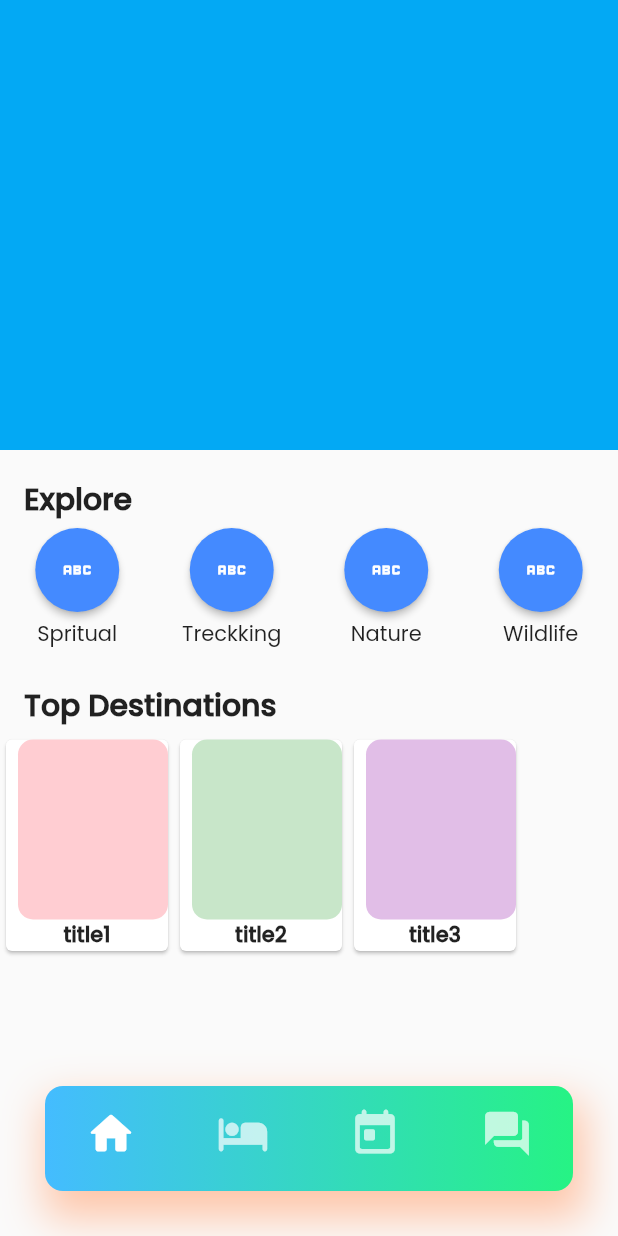
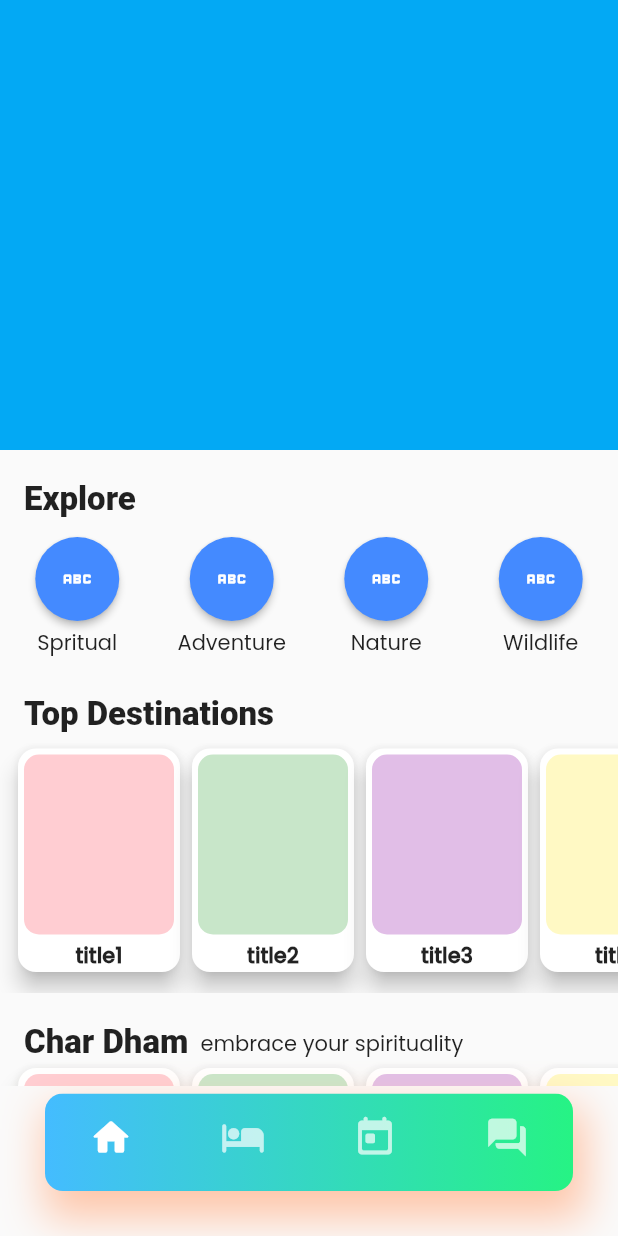
Before and after one commit to Tanay-Dwivedi/e-dhamYatra, a Flutter app: the screen it shows after launch, on a phone screen of 412 x 824 dp. Run offline on Flutter 3.47's test engine with Material 2 defaults, Android fonts, the phone set to English and light mode, and no system bars; Roboto replaces fonts that are missing (Poppins-Bold).

Commit message:
Cards Row for Chardham and top destinations

```diff
--- a/lib/main.dart
+++ b/lib/main.dart
@@ -30,7 +30,7 @@
 }
 
 class _BottomNavState extends State<BottomNav> {
-  static const double iconSize = 35;
+  static const double iconSize = 30;
   int _selectedIndex = 0;
 
   static const List<Widget> _pages = [
--- a/lib/pages/HomePage.dart
+++ b/lib/pages/HomePage.dart
@@ -19,23 +19,52 @@ class _HomePageState extends State<HomePage> {
           width: double.infinity,
           color: Colors.lightBlue,
         ),
-        medTitle("Explore"),
+        medTitle("Explore", 12, 20),
         Row(
           children: [
             exploreTiles("Spritual"),
-            exploreTiles("Treckking"),
+            exploreTiles("Adventure"),
             exploreTiles("Nature"),
             exploreTiles("Wildlife")
           ],
         ),
-        medTitle("Top Destinations"),
-        Row(
-          children: [
-            destinationCard("title1", Colors.red[100]),
-            destinationCard("title2", Colors.green[100]),
-            destinationCard("title3", Colors.purple[100]),
-          ],
-        )
+        medTitle("Top Destinations", 6, 20),
+        SingleChildScrollView(
+            padding: const EdgeInsets.only(left: 8, right: 8, bottom: 10),
+            scrollDirection: Axis.horizontal,
+            child: Row(
+              children: [
+                destinationCard("title1", Colors.red[100]),
+                destinationCard("title2", Colors.green[100]),
+                destinationCard("title3", Colors.purple[100]),
+                destinationCard("title3", Colors.yellow[100]),
+                destinationCard("title4", Colors.blue[100]),
+                destinationCard("title5", Colors.pink[100]),
+                destinationCard("title6", Colors.brown[100]),
+                destinationCard("title7", Colors.orange[100]),
+              ],
+            )),
+        Row(children: [
+          medTitle("Char Dham", 0, 20),
+          Container(
+              padding: const EdgeInsets.only(left: 8, top: 22),
+              child: const Text("embrace your spirituality"))
+        ]),
+        SingleChildScrollView(
+            padding: const EdgeInsets.only(left: 8, right: 8, bottom: 10),
+            scrollDirection: Axis.horizontal,
+            child: Row(
+              children: [
+                destinationCard("title1", Colors.red[100]),
+                destinationCard("title2", Colors.green[100]),
+                destinationCard("title3", Colors.purple[100]),
+                destinationCard("title3", Colors.yellow[100]),
+                destinationCard("title4", Colors.blue[100]),
+                destinationCard("title5", Colors.pink[100]),
+                destinationCard("title6", Colors.brown[100]),
+                destinationCard("title7", Colors.orange[100]),
+              ],
+            )),
       ],
     );
   }
--- a/lib/widget/card.dart
+++ b/lib/widget/card.dart
@@ -3,9 +3,12 @@ import 'package:flutter/material.dart';
 
 Card destinationCard(title, image) {
   return Card(
+    elevation: 6,
+    color: Colors.white,
+    shape: RoundedRectangleBorder(borderRadius: BorderRadius.circular(12)),
     child: Column(children: [
       Container(
-        margin: const EdgeInsets.only(left: 8),
+        margin: const EdgeInsets.all(4),
         height: 120,
         width: 100,
         decoration: BoxDecoration(
--- a/lib/widget/title.dart
+++ b/lib/widget/title.dart
@@ -1,12 +1,14 @@
 import 'package:flutter/material.dart';
 
-Widget medTitle(text) {
+Widget medTitle(text, double bp, double tp) {
   return Container(
-      padding: const EdgeInsets.only(top: 18, bottom: 4, left: 16),
+      padding: EdgeInsets.only(top: tp, bottom: bp, left: 16),
       child: Text(
         text,
         style: const TextStyle(
-            fontFamily: 'Poppins', fontWeight: FontWeight.w700, fontSize: 20),
+            fontFamily: 'Poppins-Bold',
+            fontWeight: FontWeight.w900,
+            fontSize: 22),
       ));
 }
 
```
